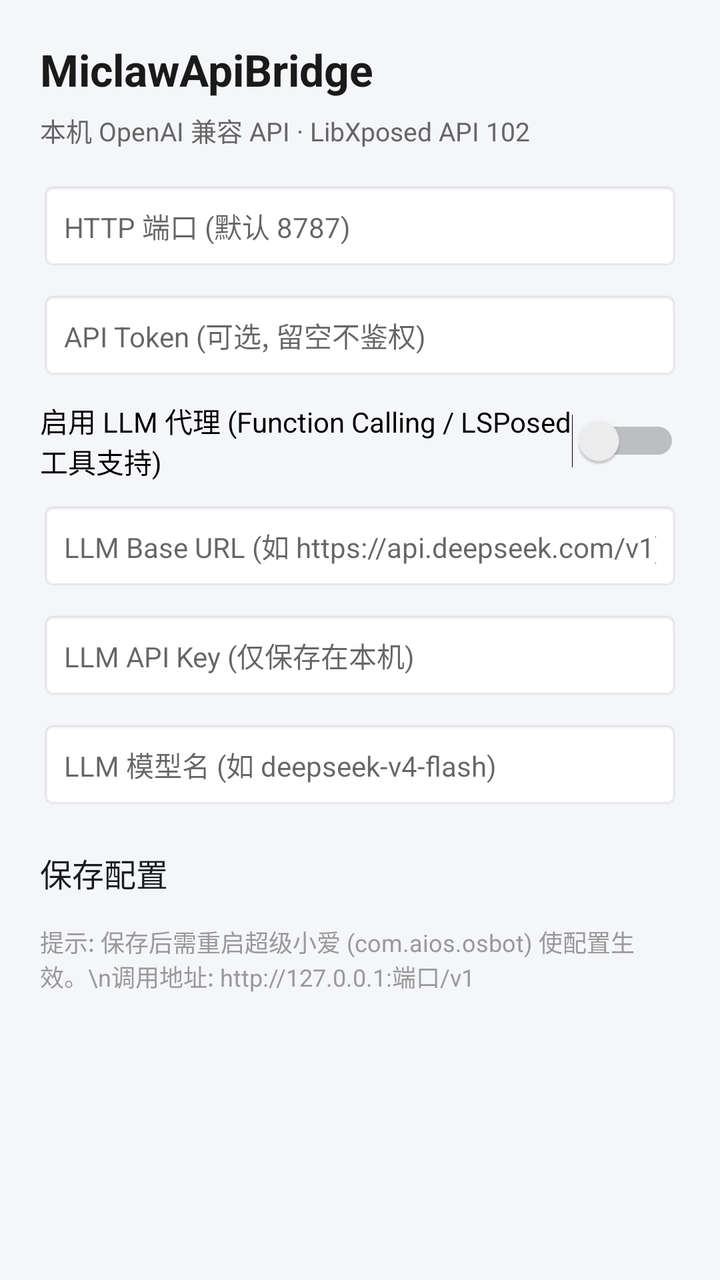
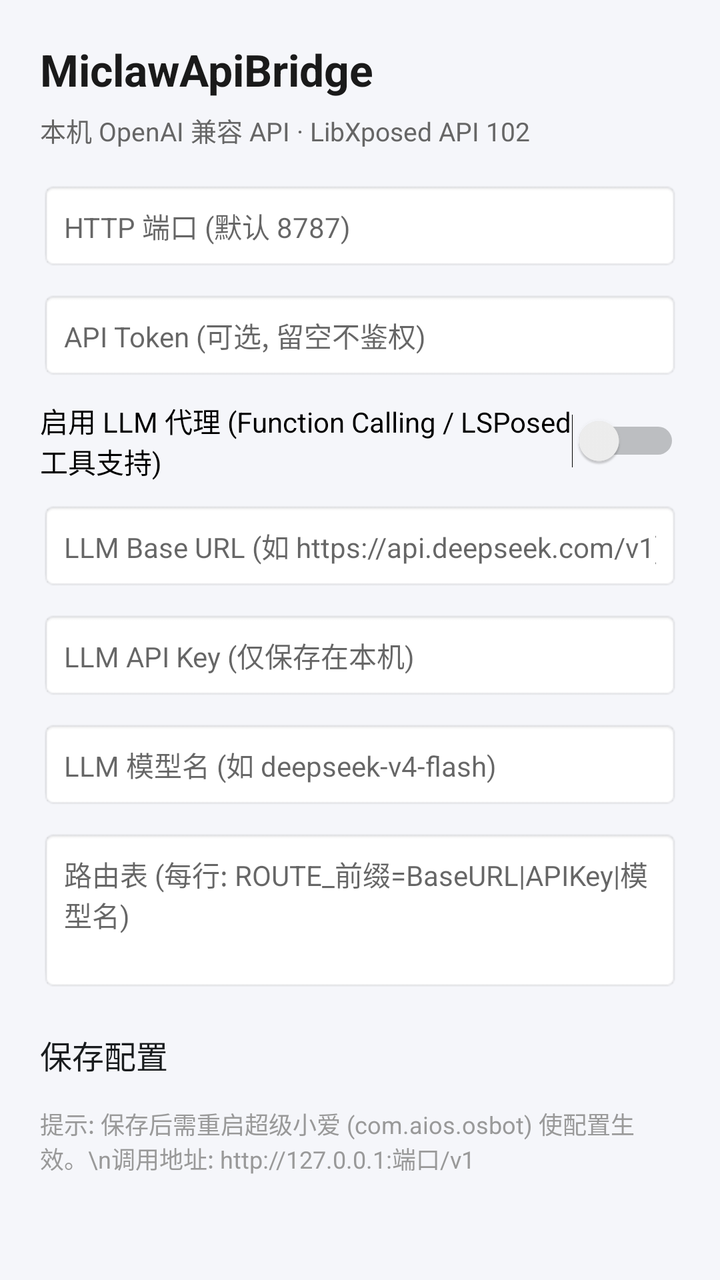

Two renders of the same Android screen: before a commit and after it. Below are the layout's source before the change and the commit's diff.
<!-- AndroidManifest.xml: activity theme android:Theme.DeviceDefault.Light -->
<!-- res/layout/activity_main.xml -->
<?xml version="1.0" encoding="utf-8"?>
<ScrollView xmlns:android="http://schemas.android.com/apk/res/android"
    android:layout_width="match_parent"
    android:layout_height="match_parent"
    android:background="#F5F6FA">

    <LinearLayout
        android:layout_width="match_parent"
        android:layout_height="wrap_content"
        android:orientation="vertical"
        android:padding="20dp">

        <TextView
            android:id="@+id/tv_title"
            android:layout_width="match_parent"
            android:layout_height="wrap_content"
            android:text="MiclawApiBridge"
            android:textSize="22sp"
            android:textStyle="bold"
            android:textColor="#1A1A1A" />

        <TextView
            android:id="@+id/tv_status"
            android:layout_width="match_parent"
            android:layout_height="wrap_content"
            android:layout_marginTop="6dp"
            android:text="本机 OpenAI 兼容 API · LibXposed API 102"
            android:textSize="13sp"
            android:textColor="#666666" />

        <EditText
            android:id="@+id/et_port"
            android:layout_width="match_parent"
            android:layout_height="wrap_content"
            android:layout_marginTop="16dp"
            android:hint="HTTP 端口 (默认 8787)"
            android:inputType="number"
            android:padding="12dp"
            android:background="@android:drawable/editbox_background" />

        <EditText
            android:id="@+id/et_token"
            android:layout_width="match_parent"
            android:layout_height="wrap_content"
            android:layout_marginTop="10dp"
            android:hint="API Token (可选, 留空不鉴权)"
            android:inputType="text"
            android:padding="12dp"
            android:background="@android:drawable/editbox_background" />

        <Switch
            android:id="@+id/sw_proxy"
            android:layout_width="match_parent"
            android:layout_height="wrap_content"
            android:layout_marginTop="10dp"
            android:text="启用 LLM 代理 (Function Calling / LSPosed 工具支持)" />

        <EditText
            android:id="@+id/et_base"
            android:layout_width="match_parent"
            android:layout_height="wrap_content"
            android:layout_marginTop="10dp"
            android:hint="LLM Base URL (如 https://api.deepseek.com/v1)"
            android:inputType="textUri"
            android:padding="12dp"
            android:background="@android:drawable/editbox_background" />

        <EditText
            android:id="@+id/et_key"
            android:layout_width="match_parent"
            android:layout_height="wrap_content"
            android:layout_marginTop="10dp"
            android:hint="LLM API Key (仅保存在本机)"
            android:inputType="textPassword"
            android:padding="12dp"
            android:background="@android:drawable/editbox_background" />

        <EditText
            android:id="@+id/et_model"
            android:layout_width="match_parent"
            android:layout_height="wrap_content"
            android:layout_marginTop="10dp"
            android:hint="LLM 模型名 (如 deepseek-v4-flash)"
            android:inputType="text"
            android:padding="12dp"
            android:background="@android:drawable/editbox_background" />

        <Button
            android:id="@+id/btn_save"
            android:layout_width="match_parent"
            android:layout_height="wrap_content"
            android:layout_marginTop="20dp"
            android:text="保存配置"
            android:textSize="16sp" />

        <TextView
            android:layout_width="match_parent"
            android:layout_height="wrap_content"
            android:layout_marginTop="14dp"
            android:text="提示: 保存后需重启超级小爱 (com.aios.osbot) 使配置生效。\n调用地址: http://127.0.0.1:端口/v1"
            android:textSize="12sp"
            android:textColor="#999999" />
    </LinearLayout>
</ScrollView>
<!-- resources referenced by this layout -->
<resources>

</resources>

<!-- the commit's change to res/layout/activity_main.xml (unified diff, before → after) -->
@@ -85,6 +85,17 @@
             android:padding="12dp"
             android:background="@android:drawable/editbox_background" />
 
+        <EditText
+            android:id="@+id/et_routes"
+            android:layout_width="match_parent"
+            android:layout_height="wrap_content"
+            android:layout_marginTop="10dp"
+            android:hint="路由表 (每行: ROUTE_前缀=BaseURL|APIKey|模型名)"
+            android:inputType="textMultiLine"
+            android:minLines="3"
+            android:padding="12dp"
+            android:background="@android:drawable/editbox_background" />
+
         <Button
             android:id="@+id/btn_save"
             android:layout_width="match_parent"
